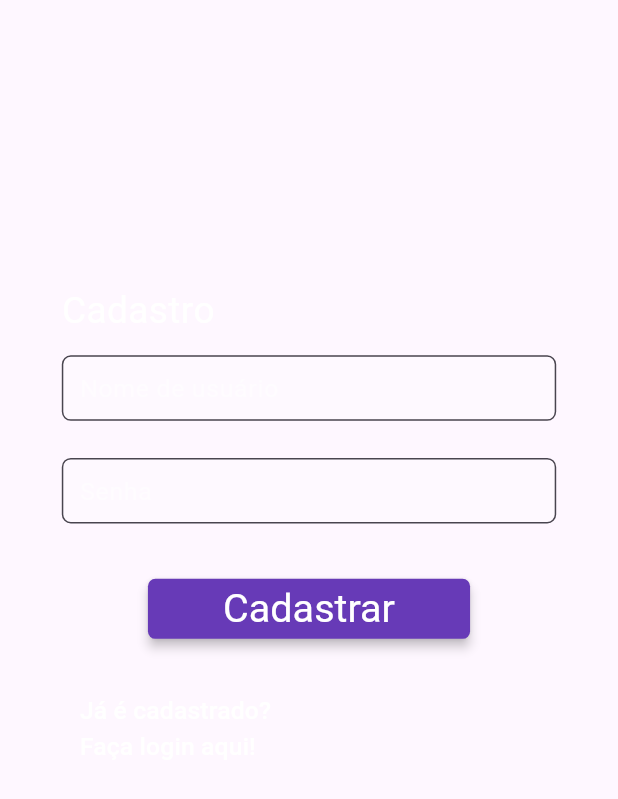
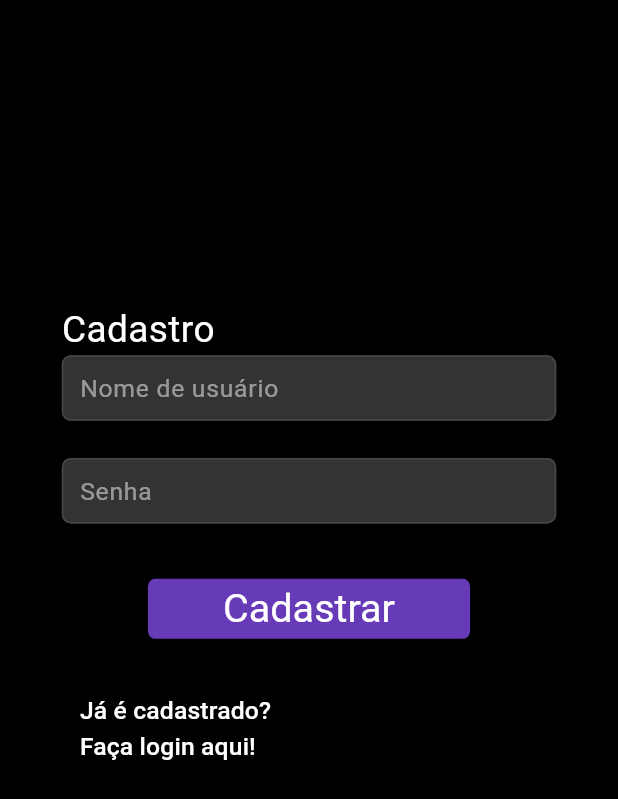
Before and after one commit to PedroRamos111/BolsaDeValoresMVC, a Flutter app: the CadastroUsuario screen opened directly, on a phone screen of 412 x 824 dp. Shown: the top 799 px of the screen. Run offline on Flutter 3.47's test engine with Material 3 defaults, Android fonts, the phone set to English and light mode, and no system bars; our stand-ins replace flutter_dotenv.

Commit message:
cadastro

```diff
--- a/lab_mobile/lib/pages/cadastro.dart
+++ b/lab_mobile/lib/pages/cadastro.dart
@@ -48,53 +48,61 @@ class _CadastroUsuarioState extends State<CadastroUsuario> {
 
   @override
   Widget build(BuildContext context) {
+
     Size screenSize = MediaQuery.of(context).size;
     return Scaffold(
       resizeToAvoidBottomInset: false,
-      body: Stack(
+      body:Stack(
         children: [
+          Container(
+            height: MediaQuery.of(context).size.height,
+            width: MediaQuery.of(context).size.width,
+            decoration: const BoxDecoration(
+              color: Colors.black,
+            ),
+          ),
           SingleChildScrollView(
             padding: EdgeInsets.symmetric(
               vertical: MediaQuery.of(context).size.height * 0.18,
               horizontal: MediaQuery.of(context).size.width * 0.1,
             ),
-            child: Form(
+            child:
+            Form(
               key: _formKey,
               child: Column(
                 mainAxisAlignment: MainAxisAlignment.center,
                 crossAxisAlignment: CrossAxisAlignment.start,
                 children: [
-                  SizedBox(height: MediaQuery.of(context).size.height * 0.05),
+
+                  SizedBox(height:MediaQuery.of(context).size.height * 0.05),
+                  SizedBox(height:MediaQuery.of(context).size.height * 0.015),
                   Text(
                     cadastroText,
-                    style: TextStyle(
-                        fontSize: screenSize.width * 0.06, color: Colors.white),
+                    style: TextStyle(fontSize: screenSize.width * 0.06, color: Colors.white),
                   ),
-
-                  SizedBox(height: MediaQuery.of(context).size.height * 0.015),
-
-                  SizedBox(
+                  // Campo de nome
+                  Container(
                     height: MediaQuery.of(context).size.height * 0.053,
-                    child: TextFormField(
+                    child:
+                    TextFormField(
                       controller: _nomeController,
                       decoration: InputDecoration(
+
                         hintText: 'Nome de usuário',
-                        hintStyle: TextStyle(
-                          color: Colors.white.withOpacity(0.5),
-                        ),
+                        hintStyle: TextStyle(color: Colors.white.withOpacity(0.5),),
                         border: OutlineInputBorder(
-                          borderSide: const BorderSide(color: Colors.white),
+                          borderSide: BorderSide(color: Colors.white),
                           borderRadius: BorderRadius.circular(6.0),
                         ),
                         filled: true,
                         fillColor: Colors.white.withOpacity(0.2),
-                        contentPadding: const EdgeInsets.symmetric(
-                            vertical: 1, horizontal: 8),
+                        contentPadding: EdgeInsets.symmetric(vertical: 1, horizontal: 8), // Reduzindo o padding
                       ),
                       style: TextStyle(
                         fontSize: MediaQuery.of(context).size.height * 0.02,
                         color: Colors.white,
-                        height: 1,
+                        height: 1
+                        ,
                       ),
                       validator: (value) {
                         if (value == null || value.isEmpty) {
@@ -104,62 +112,65 @@ class _CadastroUsuarioState extends State<CadastroUsuario> {
                       },
                     ),
                   ),
-                  SizedBox(height: MediaQuery.of(context).size.height * 0.03),
+                  SizedBox(height:MediaQuery.of(context).size.height * 0.03),
+
+                  // Campo de senha
                   SizedBox(
                     height: MediaQuery.of(context).size.height * 0.053,
-                    child: TextFormField(
+                    child:
+                    TextFormField(
                       controller: _senhaController,
                       decoration: InputDecoration(
                         hintText: 'Senha',
-                        hintStyle: TextStyle(
-                          color: Colors.white.withOpacity(0.5),
-                        ),
+                        hintStyle: TextStyle(color: Colors.white.withOpacity(0.5),),
                         border: OutlineInputBorder(
                           borderSide: const BorderSide(color: Colors.white),
                           borderRadius: BorderRadius.circular(6.0),
                         ),
                         filled: true,
                         fillColor: Colors.white.withOpacity(0.2),
-                        contentPadding: const EdgeInsets.symmetric(
-                            vertical: 1, horizontal: 8),
+                        contentPadding: const EdgeInsets.symmetric(vertical: 1, horizontal: 8), // Reduzindo o padding
                       ),
-                      style: TextStyle(
+                      style:TextStyle(
                         fontSize: MediaQuery.of(context).size.height * 0.02,
                         color: Colors.white,
-                        height: 1,
+                        height: 1
+                        ,
                       ),
                       validator: (value) {
                         if (value == null || value.isEmpty) {
                           return 'A senha é obrigatória';
                         }
+                        if (value.length < 6) {
+                          return 'A senha deve ter no mínimo 6 caracteres';
+                        }
                         return null;
                       },
                     ),
                   ),
-                  SizedBox(height: MediaQuery.of(context).size.height * 0.04),
-
-                  Center(
-                    child: ElevatedButton(
+                  SizedBox(height:MediaQuery.of(context).size.height * 0.04),
+                  // Botão de Cadastrar
+                  Center(child:
+                  ElevatedButton(
                     onPressed: () {
                       signUserUp();
                     },
+                    child: const Text('    Cadastrar    '),
                     style: ElevatedButton.styleFrom(
-                        textStyle: TextStyle(
-                          fontSize: MediaQuery.of(context).size.height * 0.032,
-                        ),
+
+                      textStyle: TextStyle(fontSize: MediaQuery.of(context).size.height * 0.032,),
                       backgroundColor: Colors.deepPurple,
                       foregroundColor: Colors.white,
-                        elevation: 3,
+                      elevation: 3, // button's elevation when it's pressed
                       shape: RoundedRectangleBorder(
                         borderRadius: BorderRadius.circular(5),
-
+                        // button's shape
                       ),
                     ),
-                      child: const Text('    Cadastrar    '),
                   ),
                   ),
-                  SizedBox(height: MediaQuery.of(context).size.height * 0.03),
-
+                  SizedBox(height:MediaQuery.of(context).size.height * 0.03),
+                  // Link para tela de Login
                   TextButton(
                     onPressed: () {},
                     style: TextButton.styleFrom(
@@ -168,14 +179,11 @@ class _CadastroUsuarioState extends State<CadastroUsuario> {
                     child: InkWell(
                       child: Text(
                         'Já é cadastrado?\nFaça login aqui!',
-                          style: TextStyle(
-                              fontSize:
-                                  MediaQuery.of(context).size.height * 0.02),
+                        style: TextStyle(fontSize: MediaQuery.of(context).size.height * 0.02),
                       ),
-                        onTap: () {
-                          Navigator.push(context, LoginPage.route());
-                        },
-                      ))
+                      onTap: () {Navigator.push(context, LoginPage.route());},
+                    )
+                  )
                 ],
               ),
             ),
```
Lines whose indentation alone changed are shown as unchanged.
